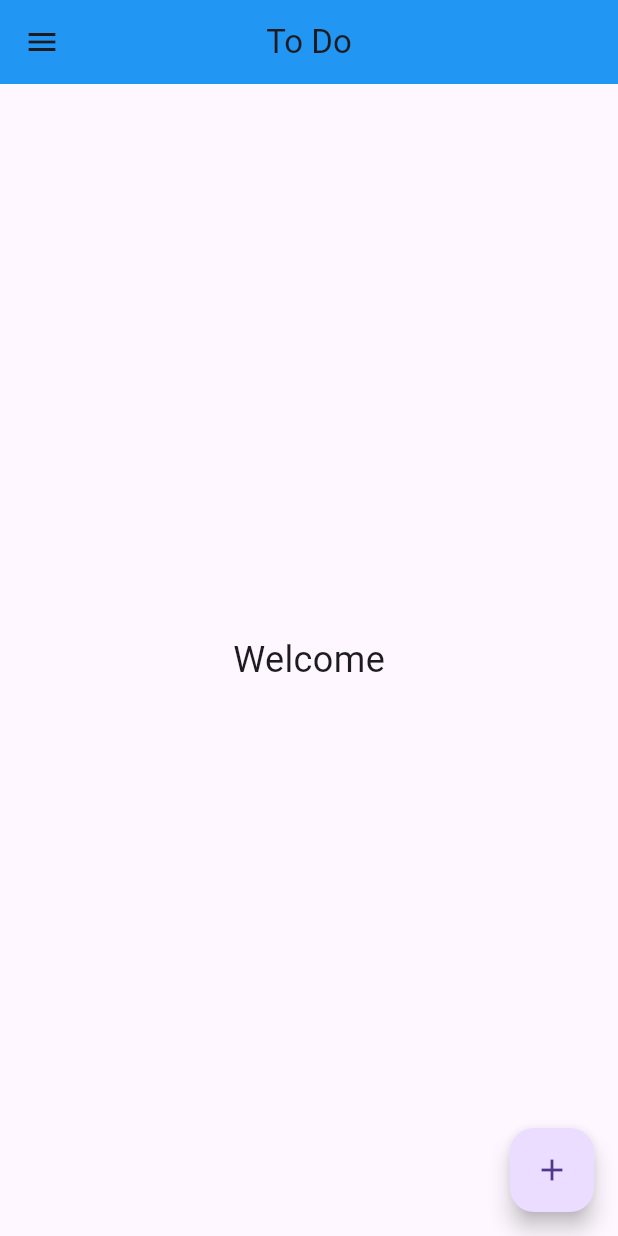
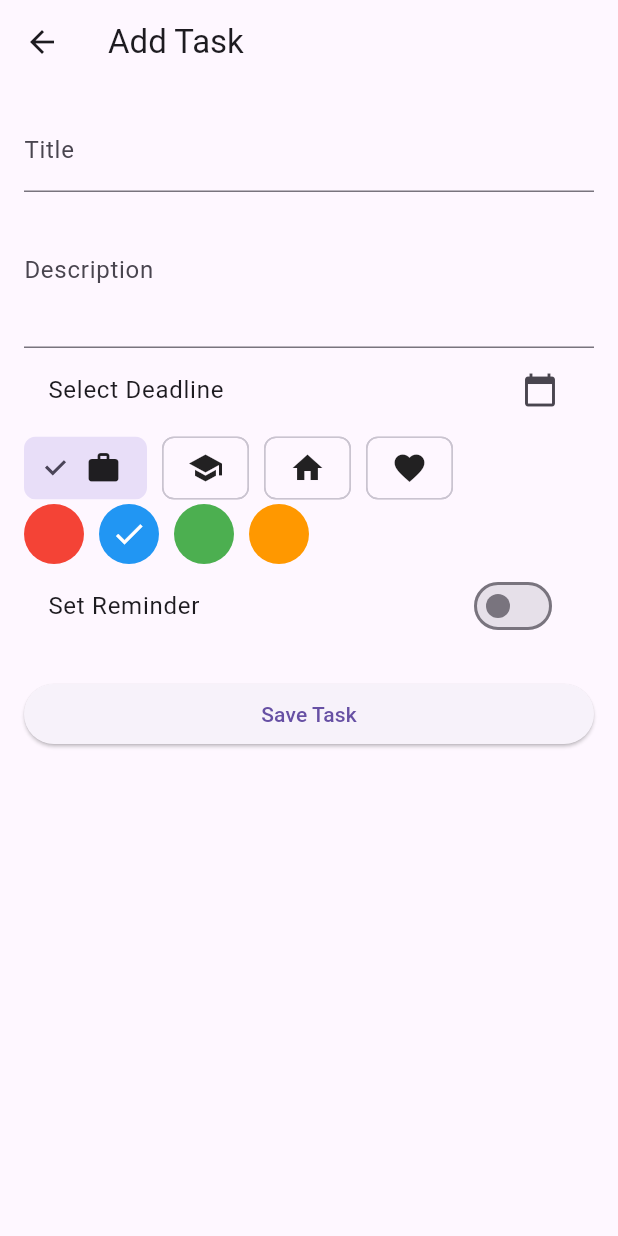
Before and after one commit to Marcosm8/To-Do-App, a Flutter app: the screen it shows after launch, after a tap on the "add" icon, on a phone screen of 412 x 824 dp. Run offline on Flutter 3.47's test engine with Material 3 defaults, Android fonts, the phone set to English and light mode, and no system bars.

Commit message:
Added ability to create new tasks

```diff
--- /dev/null
+++ b/lib/app.dart
@@ -0,0 +1,18 @@
+import 'package:flutter/material.dart';
+import 'views/home_page.dart';
+
+// Entry point of the application
+class MainApp extends StatelessWidget {
+  const MainApp({super.key});
+
+  // Build the root of the application
+  @override
+  Widget build(BuildContext context) {
+    return MaterialApp(
+      title: 'ToDo App',
+      theme: ThemeData(primarySwatch: Colors.blue),
+      home: const HomePage(),
+      routes: {'/home': (context) => const HomePage()}, // Route to HomePage
+    );
+  }
+}
--- a/lib/main.dart
+++ b/lib/main.dart
@@ -1,23 +1,7 @@
 import 'package:flutter/material.dart';
-import 'views/home_page.dart';
+import 'app.dart';
 
-// Entry point of the application
+// Start the application
 void main() {
   runApp(const MainApp());
 }
-
-// Main application widget
-class MainApp extends StatelessWidget {
-  const MainApp({super.key});
-
-  // Build the root of the application
-  @override
-  Widget build(BuildContext context) {
-    return MaterialApp(
-      title: 'ToDo App',
-      theme: ThemeData(primarySwatch: Colors.blue),
-      home: const HomePage(),
-      routes: {'/home': (context) => const HomePage()}, // Route to HomePage
-    );
-  }
-}
--- /dev/null
+++ b/lib/models/task.dart
@@ -0,0 +1,21 @@
+import 'package:flutter/material.dart';
+
+class Task {
+  final String title;
+  final String description;
+  final DateTime? deadline;
+  final IconData category;
+  final Color color;
+  final bool completed;
+  final bool reminder;
+
+  Task({
+    required this.title,
+    required this.description,
+    this.deadline,
+    required this.category,
+    required this.color,
+    this.completed = false,
+    required this.reminder,
+  });
+}
--- /dev/null
+++ b/lib/views/add_task_page.dart
@@ -0,0 +1,169 @@
+import 'package:flutter/material.dart';
+import '../models/task.dart';
+
+// Where the user can add a new task
+class AddTaskPage extends StatefulWidget {
+  const AddTaskPage({super.key});
+
+  @override
+  State<AddTaskPage> createState() => _AddTaskPageState();
+}
+
+// State for AddTaskPage
+class _AddTaskPageState extends State<AddTaskPage> {
+  // Form key and controllers
+  final GlobalKey<FormState> _formKey = GlobalKey<FormState>();
+  final titleController = TextEditingController();
+  final descriptionController = TextEditingController();
+
+  DateTime? deadline;
+  bool reminderEnabled = false;
+  Color selectedColor = Colors.blue;
+  IconData selectedCategory = Icons.work;
+
+  // Build the UI
+  @override
+  Widget build(BuildContext context) {
+    return Scaffold(
+      appBar: AppBar(title: const Text('Add Task')),
+      body: Padding(
+        padding: const EdgeInsets.all(16),
+        child: Form(
+          key: _formKey,
+          child: ListView(
+            children: [
+              _titleField(),
+              _descriptionField(),
+              _deadlinePicker(context),
+              _categoryPicker(),
+              _colorPicker(),
+              _reminderSwitch(),
+              const SizedBox(height: 20),
+              _saveButton(),
+            ],
+          ),
+        ),
+      ),
+    );
+  }
+
+  // Title input field
+  Widget _titleField() {
+    return TextFormField(
+      controller: titleController,
+      decoration: const InputDecoration(labelText: 'Title'),
+      validator: (value) =>
+          value == null || value.isEmpty ? 'Enter a title' : null,
+    );
+  }
+
+  // Description input field
+  Widget _descriptionField() {
+    return TextFormField(
+      controller: descriptionController,
+      decoration: const InputDecoration(labelText: 'Description'),
+      maxLines: 3,
+    );
+  }
+
+  // Deadline picker
+  Widget _deadlinePicker(BuildContext context) {
+    return ListTile(
+      title: Text(
+        deadline == null
+            ? 'Select Deadline'
+            : 'Deadline: ${deadline!.toLocal()}'.split(' ')[0],
+      ),
+      trailing: const Icon(Icons.calendar_today),
+      onTap: () async {
+        final date = await showDatePicker(
+          context: context,
+          initialDate: DateTime.now(),
+          firstDate: DateTime.now(),
+          lastDate: DateTime(2100),
+        );
+        if (date != null) {
+          setState(() => deadline = date);
+        }
+      },
+    );
+  }
+
+  // Category picker
+  Widget _categoryPicker() {
+    final categories = [Icons.work, Icons.school, Icons.home, Icons.favorite];
+
+    return Wrap(
+      spacing: 10,
+      children: categories.map((icon) {
+        return ChoiceChip(
+          label: Icon(icon),
+          selected: selectedCategory == icon,
+          onSelected: (_) {
+            setState(() => selectedCategory = icon);
+          },
+        );
+      }).toList(),
+    );
+  }
+
+  // Color picker
+  Widget _colorPicker() {
+    final colors = [Colors.red, Colors.blue, Colors.green, Colors.orange];
+
+    return Wrap(
+      spacing: 10,
+      children: colors.map((color) {
+        return GestureDetector(
+          onTap: () => setState(() => selectedColor = color),
+          child: CircleAvatar(
+            backgroundColor: color,
+            child: selectedColor == color
+                ? const Icon(Icons.check, color: Colors.white)
+                : null,
+          ),
+        );
+      }).toList(),
+    );
+  }
+
+  // Reminder switch
+  Widget _reminderSwitch() {
+    return SwitchListTile(
+      title: const Text('Set Reminder'),
+      value: reminderEnabled,
+      onChanged: (value) {
+        setState(() => reminderEnabled = value);
+      },
+    );
+  }
+
+  // Save button
+  Widget _saveButton() {
+    return ElevatedButton(
+      child: const Text('Save Task'),
+      onPressed: () {
+        if (_formKey.currentState!.validate()) {
+          final newTask = Task(
+            title: titleController.text,
+            description: descriptionController.text,
+            deadline: deadline,
+            category: selectedCategory,
+            color: selectedColor,
+            reminder: reminderEnabled,
+          );
+
+          Navigator.pop(context, newTask);
+        }
+      },
+    );
+  }
+
+  // Dispose controllers
+  @override
+  void dispose() {
+    titleController.dispose();
+    descriptionController.dispose();
+    super.dispose();
+  }
+}
--- a/lib/views/home_page.dart
+++ b/lib/views/home_page.dart
@@ -1,23 +1,52 @@
 import 'package:flutter/material.dart';
+import 'add_task_page.dart';
 
-class HomePage extends StatelessWidget {
+import '../widgets/display_task_widget.dart';
+import '../models/task.dart';
+
+class HomePage extends StatefulWidget {
   const HomePage({super.key});
+
+  @override
+  State<HomePage> createState() => _HomePageState();
+}
+
+class _HomePageState extends State<HomePage> {
+  final List<Task> _tasks = [];
 
   @override
   Widget build(BuildContext context) {
     return Scaffold(
+      backgroundColor: Colors.blue[50],
       appBar: AppBar(
         leading: const Icon(Icons.menu),
         backgroundColor: Colors.blue,
         centerTitle: true,
         title: const Text('To Do'),
       ),
-      body: const Center(
-        child: Text('Welcome', style: TextStyle(fontSize: 24)),
-      ),
+      body: _tasks.isEmpty
+          ? const Center(child: Text('No tasks yet'))
+          : ListView.builder(
+              padding: const EdgeInsets.all(16),
+              itemCount: _tasks.length,
+              itemBuilder: (context, index) {
+                return Card(
+                  child: Padding(
+                    padding: const EdgeInsets.symmetric(vertical: 4.0),
+                    child: TaskWidget(task: _tasks[index]),
+                  ),
+                );
+              },
+            ),
       floatingActionButton: FloatingActionButton(
-        onPressed: () {
-          // TODO: Open add-task screen or dialog
+        onPressed: () async {
+          final result = await Navigator.push<Task?>(
+            context,
+            MaterialPageRoute(builder: (context) => const AddTaskPage()),
+          );
+          if (result != null) {
+            setState(() => _tasks.add(result));
+          }
         },
         child: const Icon(Icons.add),
       ),
--- /dev/null
+++ b/lib/widgets/display_task_widget.dart
@@ -0,0 +1,30 @@
+import 'package:flutter/material.dart';
+import '../models/task.dart';
+
+// A widget that represents a single task item
+class TaskWidget extends StatelessWidget {
+  final Task task;
+
+  const TaskWidget({super.key, required this.task});
+
+  @override
+  Widget build(BuildContext context) {
+    return ListTile(
+      leading: Icon(
+        task.completed ? Icons.check_box : Icons.check_box_outline_blank,
+      ),
+      title: Text(
+        task.title,
+        style: TextStyle(
+          decoration: task.completed
+              ? TextDecoration.lineThrough
+              : TextDecoration.none,
+        ),
+      ),
+      subtitle: task.description.isNotEmpty ? Text(task.description) : null,
+      trailing: task.deadline != null
+          ? Text('${task.deadline!.toLocal()}'.split(' ')[0])
+          : null,
+    );
+  }
+}
```
